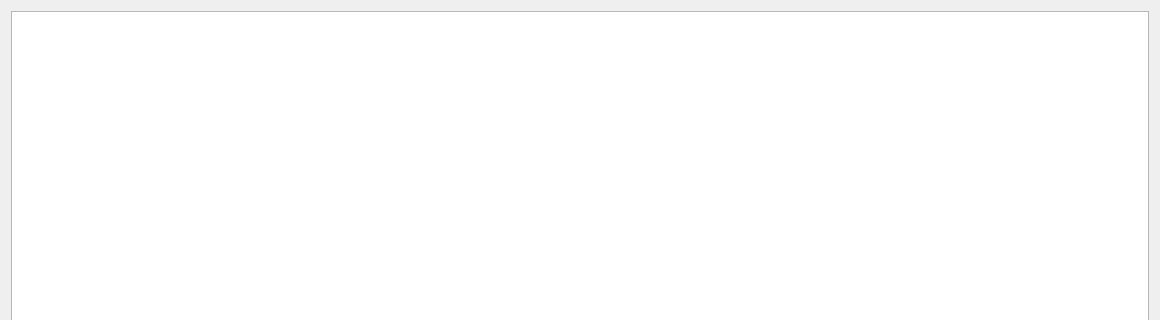
This is music_player/ui/allwidget.ui in hidog/ffmpeg_test as Qt 5 draws it before an edit; both pictures show x 0 to 1160 and y 0 to 320 of the 1160 by 700 pixel window. The edited form follows.
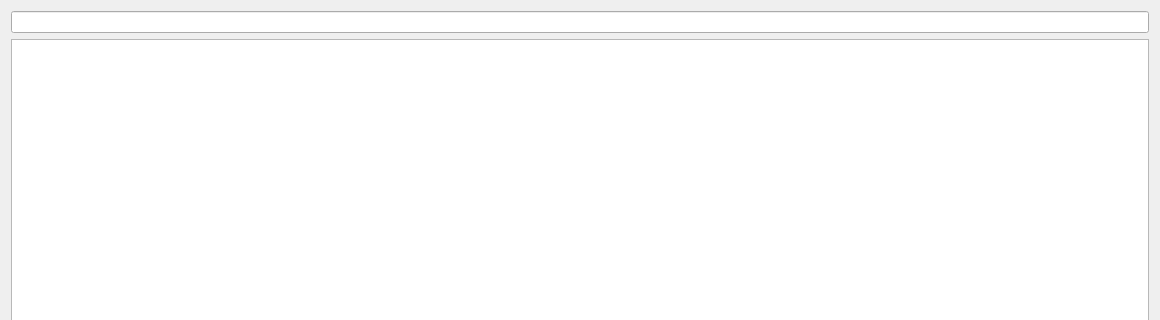
This is the edited form.

Commit message: add search function and ui

The edit to the form file:
```diff
--- a/music_player/ui/allwidget.ui
+++ b/music_player/ui/allwidget.ui
@@ -14,6 +14,9 @@
    <string>Form</string>
   </property>
   <layout class="QVBoxLayout" name="verticalLayout_2">
+   <item>
+    <widget class="QLineEdit" name="lineEdit"/>
+   </item>
    <item>
     <layout class="QVBoxLayout" name="verticalLayout">
      <item>
```
The commit also changes 3 other files.
